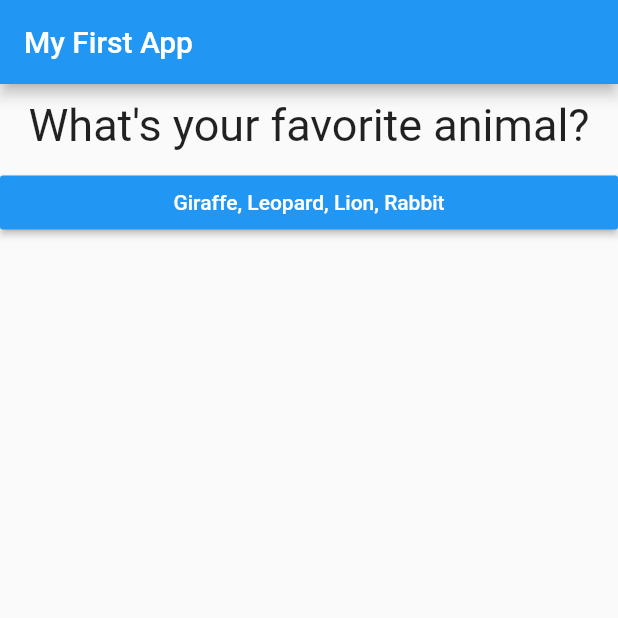
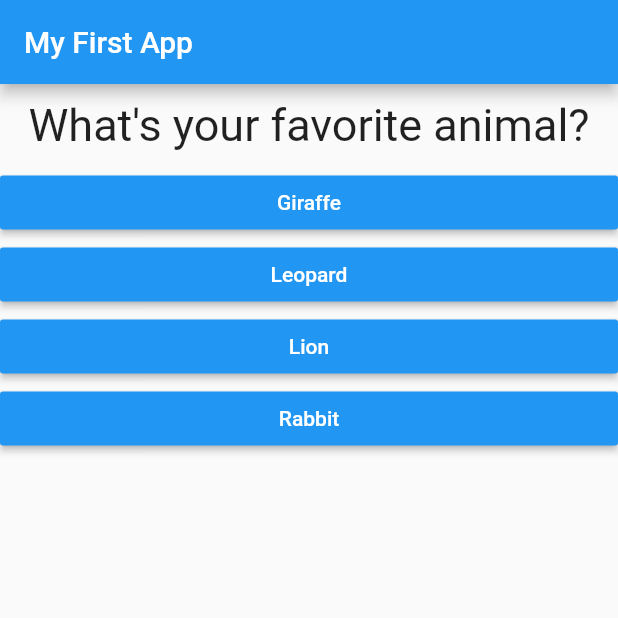
Before and after one commit to bigbenyayi/FlutterQuizzy, a Flutter app: the screen it shows after launch, on a phone screen of 412 x 824 dp, the top half of it. Run offline on Flutter 3.47's test engine with Material 2 defaults, Android fonts, the phone set to English and light mode, and no system bars.

```diff
--- a/lib/main.dart
+++ b/lib/main.dart
@@ -1,7 +1,7 @@
 import 'package:flutter/material.dart';
+import 'package:flutter_course_1/result.dart';
 
-import './question.dart';
-import './answer.dart';
+import './quiz.dart';
 
 void main() => runApp(MyApp());
 
@@ -13,6 +13,20 @@ class MyApp extends StatefulWidget {
 }
 
 class _MyAppState extends State<MyApp> {
+  final _questions = [
+    {
+      'questionText': 'What\'s your favorite animal?',
+      'answers': ['Giraffe', 'Leopard', 'Lion', 'Rabbit'],
+    },
+    {
+      'questionText': 'What is your favorite colour',
+      'answers': ['Green', 'Red', 'Yellow', 'Blue'],
+    },
+    {
+      'questionText': 'Who is your favorite?',
+      'answers': ['Ben', 'Ben', 'Ben', 'Ben'],
+    },
+  ];
   var _questionIndex = 0;
 
   void _answerQuestion() {
@@ -24,37 +38,18 @@ class _MyAppState extends State<MyApp> {
 
   @override
   Widget build(BuildContext context) {
-    var questions = [
-      {
-        'questionText': 'What\'s your favorite animal?',
-        'answers': ['Giraffe, Leopard, Lion, Rabbit']
-      },
-      {
-        'questionText': 'What is your favorite colour',
-        'answers': ['Green, Red, Yellow, Blue']
-      },
-      {
-        'questionText': 'Who is your favorite?',
-        'answers': ['Ben, Ben, Ben, Ben']
-      },
-    ];
     // TODO: implement build
     return MaterialApp(
       home: Scaffold(
         appBar: AppBar(
           title: Text('My First App'),
         ),
-        body: Column(
-          children: [
-            Question(
-              questions[_questionIndex]['questionText'],
-            ),
-            ...(questions[_questionIndex]['answers'] as List<String>)
-                .map((answer) {
-              return Answer(_answerQuestion, answer);
-            }).toList()
-          ],
-        ),
+        body: _questionIndex < _questions.length
+            ? Quiz(
+                questions: _questions,
+                answerQuestion: _answerQuestion,
+                questionIndex: _questionIndex)
+            : Result(),
       ),
     );
   }
--- /dev/null
+++ b/lib/quiz.dart
@@ -0,0 +1,30 @@
+import 'package:flutter/material.dart';
+
+import './question.dart';
+import './answer.dart';
+
+class Quiz extends StatelessWidget {
+  final List<Map<String, Object>> questions;
+  final int questionIndex;
+  final Function answerQuestion;
+
+  Quiz(
+      {@required this.questions,
+      @required this.answerQuestion,
+      @required this.questionIndex});
+
+  @override
+  Widget build(BuildContext context) {
+    // TODO: implement build
+    return Column(
+      children: [
+        Question(
+          questions[questionIndex]['questionText'],
+        ),
+        ...(questions[questionIndex]['answers'] as List<String>).map((answer) {
+          return Answer(answerQuestion, answer);
+        }).toList()
+      ],
+    );
+  }
+}
--- /dev/null
+++ b/lib/result.dart
@@ -0,0 +1,11 @@
+import 'package:flutter/material.dart';
+
+class Result extends StatelessWidget {
+  @override
+  Widget build(BuildContext context) {
+    // TODO: implement build
+    return Center(
+      child: Text('You did it!'),
+    );
+  }
+}
```
